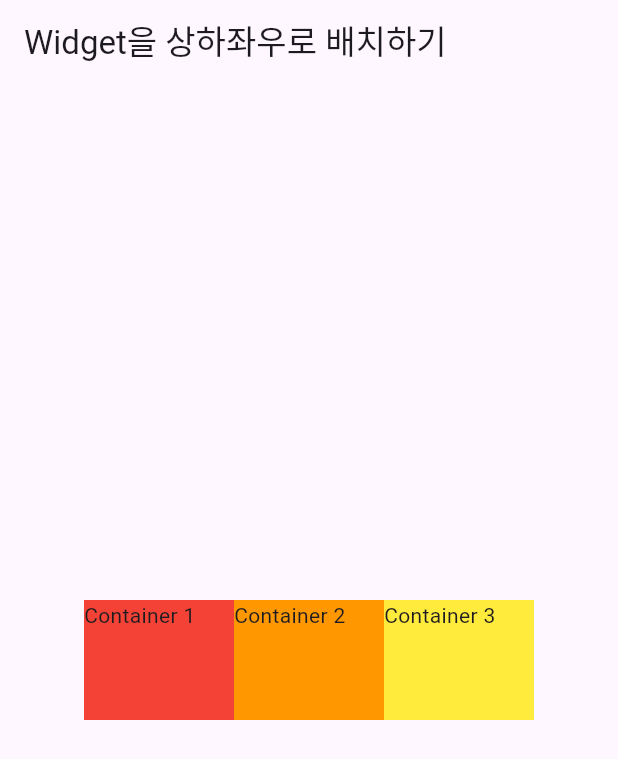
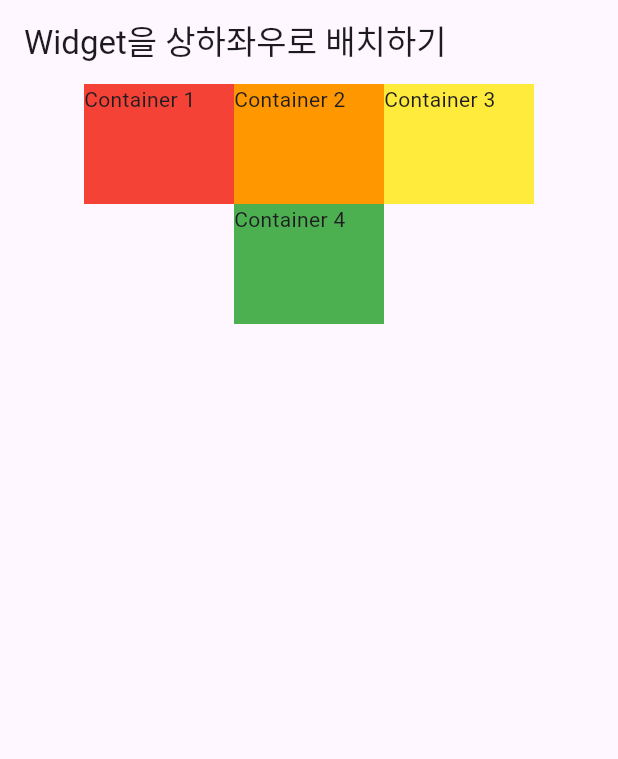
Before and after one commit to hyerimmmmm/flutterStudy, a Flutter app: the screen it shows after launch, on a phone screen of 412 x 824 dp. Shown: the top 759 px of the screen. Run offline on Flutter 3.47's test engine with Material 3 defaults, Android fonts, the phone set to English and light mode, and no system bars.

Commit message:
[part2_02] Coiumn / Container 추가

```diff
--- a/part2_ch02/lib/main.dart
+++ b/part2_ch02/lib/main.dart
@@ -21,7 +21,9 @@ class Body extends StatelessWidget {
   Widget build(BuildContext context) {
     return Container(
       height: double.infinity,
-      child: Row(
+      child: Column(
+        children: [
+          Row(
             mainAxisAlignment: MainAxisAlignment.center,
             crossAxisAlignment: CrossAxisAlignment.center,
             children: [
@@ -45,6 +47,14 @@ class Body extends StatelessWidget {
               ),
             ],
           ),
+          Container(
+            color: Colors.green,
+            width: 100,
+            height: 80,
+            child: Text('Container 4'),
+          )
+        ],
+      ),
     );
   }
 }
```
Lines whose indentation alone changed are shown as unchanged.
